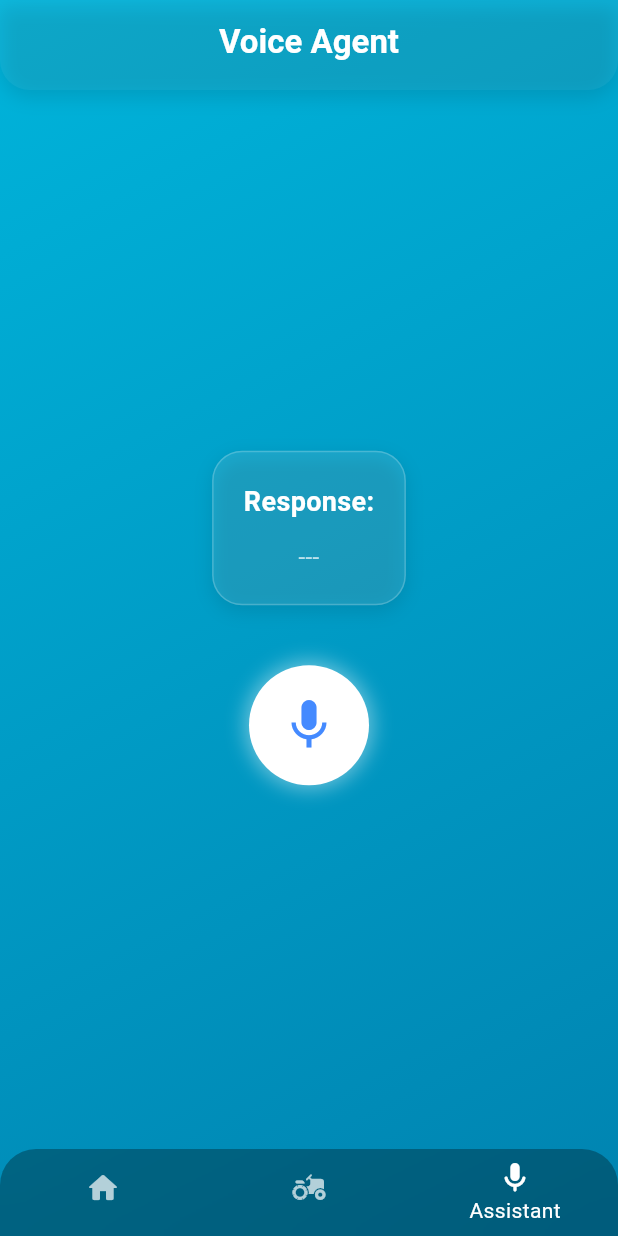
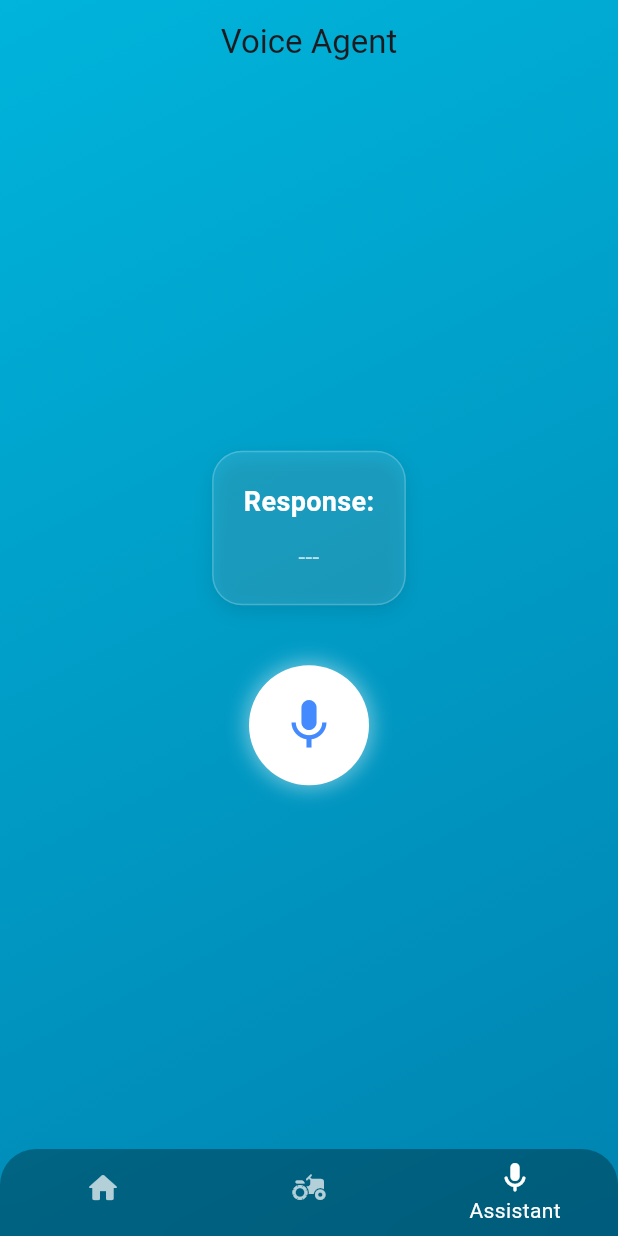
Before and after one commit to NikhilKottoli/Warpspeed, a Flutter app: the screen it shows after launch, item 3 of the bottom bar chosen, on a phone screen of 412 x 824 dp. Run offline on Flutter 3.47's test engine with Material 3 defaults, Android fonts, the phone set to English and light mode, and no system bars; our stand-ins replace flutter_spinkit, permission_handler; missing offline and left inert: flutter_sound, record; network calls fail; Roboto replaces fonts that are missing (Montserrat).

Commit message:
[minor fixes

```diff
--- a/app_frontend/warpspeed/lib/voice_screen.dart
+++ b/app_frontend/warpspeed/lib/voice_screen.dart
@@ -189,39 +189,12 @@ class _VoiceAgentScreenState extends State<VoiceAgentScreen> {
     return Scaffold(
       extendBodyBehindAppBar: true,
       backgroundColor: Colors.transparent,
-      appBar: PreferredSize(
-        preferredSize: const Size.fromHeight(60),
-        child: Container(
-          decoration: BoxDecoration(
-            color: Colors.white.withOpacity(0.05),
-            borderRadius: const BorderRadius.only(
-              bottomLeft: Radius.circular(20),
-              bottomRight: Radius.circular(20),
-            ),
-            boxShadow: [
-              BoxShadow(
-                color: Colors.black.withOpacity(0.1),
-                blurRadius: 10,
-                offset: const Offset(0, 5),
-              ),
-            ],
-          ),
-          child: AppBar(
-            backgroundColor: Colors.transparent,
-            elevation: 0,
-            title: const Text(
-              'Voice Agent',
-              style: TextStyle(
-                fontSize: 22,
-                fontWeight: FontWeight.bold,
-                color: Colors.white,
-              ),
-            ),
-            centerTitle: true,
-          ),
-        ),
+      appBar: AppBar(
+        title: const Text('Voice Agent'),
+        backgroundColor: Colors.transparent,
+        elevation: 0,
+        centerTitle: true,
       ),
-
       body: Container(
         decoration: const BoxDecoration(
           gradient: LinearGradient(
```
Also changed, not shown: app_frontend/warpspeed/lib/browse_page.dart (+33 -2 lines), app_frontend/warpspeed/lib/my_assets.dart (+33 -2 lines).
